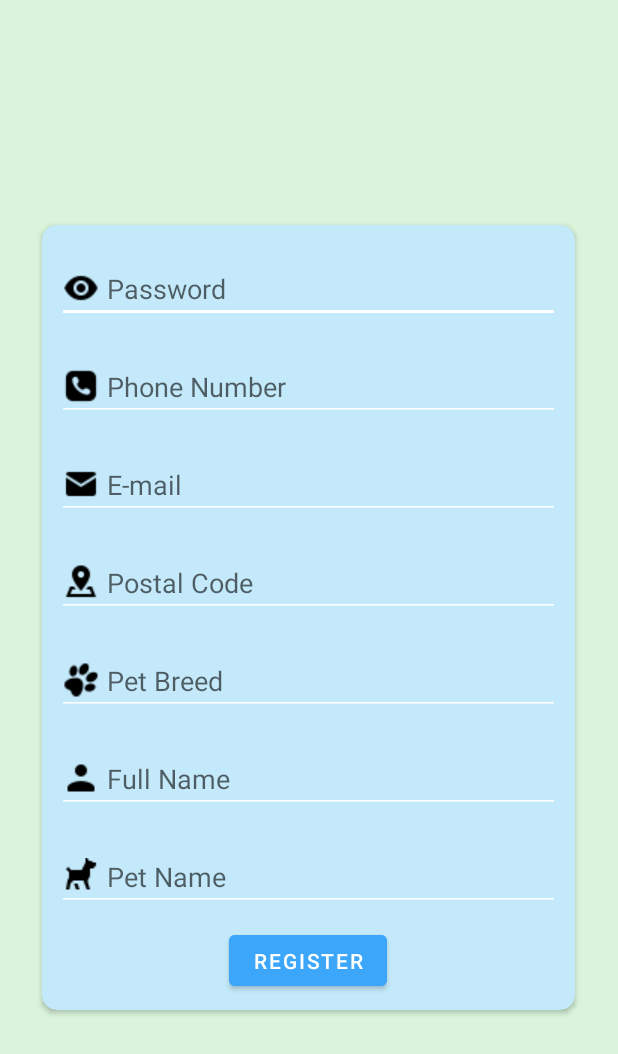
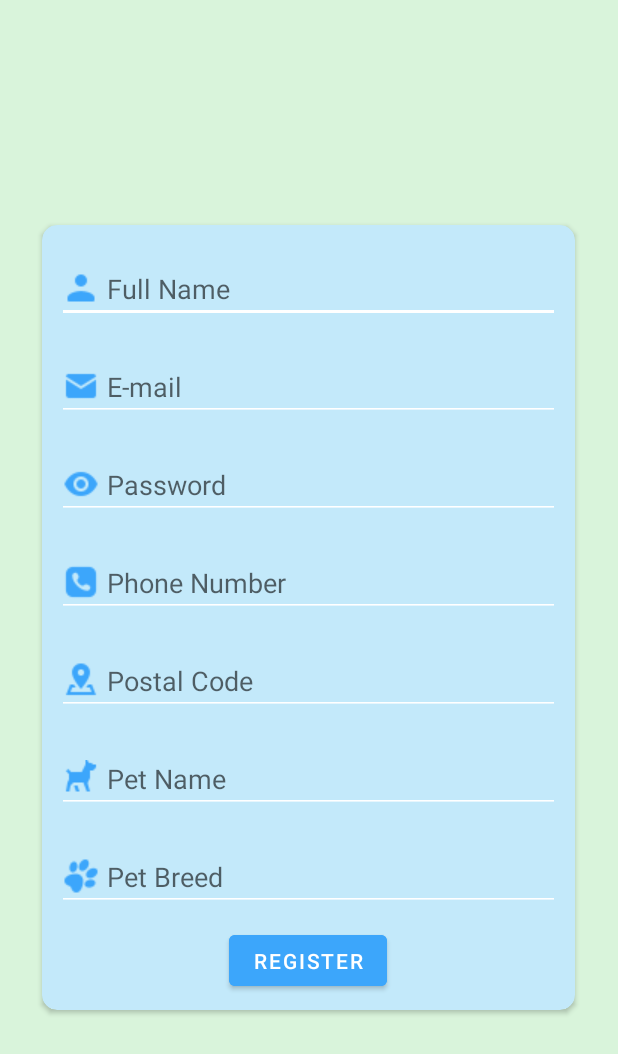
Before and after one commit to VictorwCho/Walks-For-Walks, an Android app: the RegisterUser screen opened directly, with no data from a screen before it, on a phone screen of 412 x 824 dp. Shown: the top 1054 px of the screen. Run offline under Robolectric (Android 15) with nearby library versions, the phone set to English and light mode, and no system bars; our stand-ins replace Firebase (no records; nobody signed in at launch, a user with empty details on screens opened directly).

Commit message:
icons, styling

```diff
--- a/app/src/main/res/layout/activity_register_user.xml
+++ b/app/src/main/res/layout/activity_register_user.xml
@@ -25,90 +25,103 @@
             android:orientation="vertical">
 
             <EditText
+                android:id="@+id/editText_register_name"
+                android:layout_width="match_parent"
+                android:layout_height="wrap_content"
+                android:layout_marginVertical="10dp"
+                android:autofillHints=""
+                android:backgroundTint="@color/white"
+                android:drawableStart="@drawable/icons8_user_24"
+                android:drawablePadding="5dp"
+                android:drawableTint="@color/reg_btn_bg"
+                android:ems="10"
+                android:hint="@string/register_user_name"
+                android:inputType="textPersonName"
+                android:textColor="@color/reg_eT_text" />
+
+            <EditText
+                android:id="@+id/editText_register_email"
+                android:layout_width="match_parent"
+                android:layout_height="wrap_content"
+                android:layout_marginVertical="10dp"
+                android:backgroundTint="@color/white"
+                android:drawableStart="@drawable/icons8_new_post_24"
+                android:drawablePadding="5dp"
+                android:drawableTint="@color/reg_btn_bg"
+                android:ems="10"
+                android:hint="@string/register_user_email"
+                android:inputType="textEmailAddress"
+                android:textColor="@color/reg_eT_text" />
+
+            <EditText
                 android:id="@+id/editText_register_password"
                 android:layout_width="match_parent"
                 android:layout_height="wrap_content"
                 android:layout_marginVertical="10dp"
-                android:backgroundTint="#FFFFFF"
+                android:backgroundTint="@color/white"
                 android:drawableStart="@drawable/icons8_eye_24"
                 android:drawablePadding="5dp"
+                android:drawableTint="@color/reg_btn_bg"
                 android:ems="10"
                 android:hint="@string/register_user_password"
                 android:inputType="textPassword"
-                android:textColor="#02A6F1" />
+                android:textColor="@color/reg_eT_text" />
 
             <EditText
                 android:id="@+id/editText_phone_number"
                 android:layout_width="match_parent"
                 android:layout_height="wrap_content"
                 android:layout_marginVertical="10dp"
-                android:backgroundTint="#FFFFFF"
+                android:backgroundTint="@color/white"
                 android:drawableStart="@drawable/icons8_phone_24"
                 android:drawablePadding="5dp"
+                android:drawableTint="@color/reg_btn_bg"
                 android:ems="10"
                 android:hint="@string/register_phone_number"
-                android:inputType="phone" />
-
-            <EditText
-                android:id="@+id/editText_register_email"
-                android:layout_width="match_parent"
-                android:layout_height="wrap_content"
-                android:layout_marginVertical="10dp"
-                android:backgroundTint="#FFFFFF"
-                android:drawableStart="@drawable/icons8_new_post_24"
-                android:drawablePadding="5dp"
-                android:ems="10"
-                android:hint="@string/register_user_email"
-                android:inputType="textEmailAddress" />
+                android:inputType="phone"
+                android:textColor="@color/reg_eT_text" />
 
             <EditText
                 android:id="@+id/editText_postal_code"
                 android:layout_width="match_parent"
                 android:layout_height="wrap_content"
                 android:layout_marginVertical="10dp"
-                android:backgroundTint="#FFFFFF"
+                android:backgroundTint="@color/white"
                 android:drawableStart="@drawable/icons8_address_24"
                 android:drawablePadding="5dp"
+                android:drawableTint="@color/reg_btn_bg"
                 android:ems="10"
                 android:hint="@string/register_postal_code"
-                android:inputType="textPostalAddress" />
+                android:inputType="textPostalAddress"
+                android:textColor="@color/reg_eT_text" />
+
+            <EditText
+                android:id="@+id/editText_register_pet_name"
+                android:layout_width="match_parent"
+                android:layout_height="wrap_content"
+                android:layout_marginVertical="10dp"
+                android:backgroundTint="@color/white"
+                android:drawableStart="@drawable/icons8_dog_24"
+                android:drawablePadding="5dp"
+                android:drawableTint="@color/reg_btn_bg"
+                android:ems="10"
+                android:hint="@string/register_pet_name"
+                android:inputType="text"
+                android:textColor="@color/reg_eT_text" />
 
             <EditText
                 android:id="@+id/editText_register_pet_breed"
                 android:layout_width="match_parent"
                 android:layout_height="wrap_content"
                 android:layout_marginVertical="10dp"
-                android:backgroundTint="#FFFFFF"
+                android:backgroundTint="@color/white"
                 android:drawableStart="@drawable/icons8_pet_commands_summon_24_"
                 android:drawablePadding="5dp"
+                android:drawableTint="@color/reg_btn_bg"
                 android:ems="10"
                 android:hint="@string/register_pet_breed"
-                android:inputType="text" />
-
-            <EditText
-                android:id="@+id/editText_register_name"
-                android:layout_width="match_parent"
-                android:layout_height="wrap_content"
-                android:layout_marginVertical="10dp"
-                android:autofillHints=""
-                android:backgroundTint="#FFFFFF"
-                android:drawableStart="@drawable/icons8_user_24"
-                android:drawablePadding="5dp"
-                android:ems="10"
-                android:hint="@string/register_user_name"
-                android:inputType="textPersonName" />
-
-            <EditText
-                android:id="@+id/editText_register_pet_name"
-                android:layout_width="match_parent"
-                android:layout_height="wrap_content"
-                android:layout_marginVertical="10dp"
-                android:backgroundTint="#FFFFFF"
-                android:drawableStart="@drawable/icons8_dog_24"
-                android:drawablePadding="5dp"
-                android:ems="10"
-                android:hint="@string/register_pet_name"
-                android:inputType="text" />
+                android:inputType="text"
+                android:textColor="@color/reg_eT_text" />
 
             <Button
                 android:id="@+id/button_register_user"
--- a/app/src/main/res/values/colors.xml
+++ b/app/src/main/res/values/colors.xml
@@ -7,4 +7,9 @@
     <color name="teal_700">#FF018786</color>
     <color name="black">#FF000000</color>
     <color name="white">#FFFFFFFF</color>
+    <color name="reg_bg">#BAFABF</color>
+    <color name="reg_card_bg">#C3E9FA</color>
+    <color name="reg_btn_bg">#3CA6FB</color>
+    <color name="reg_eT_text">#000E29</color>
+
 </resources>
```
